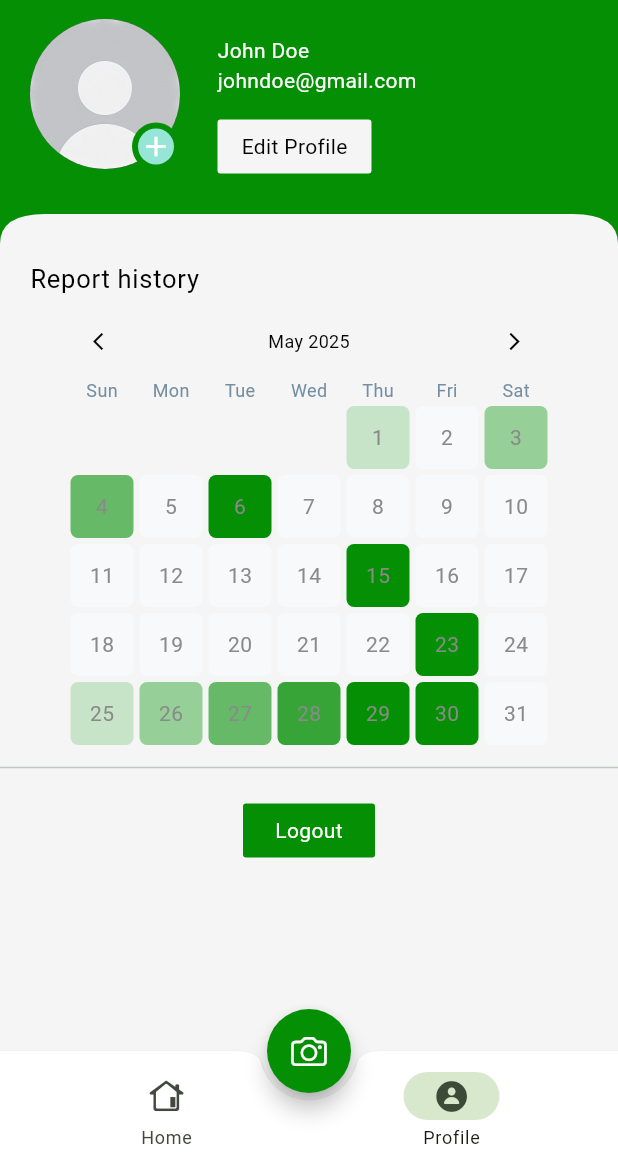
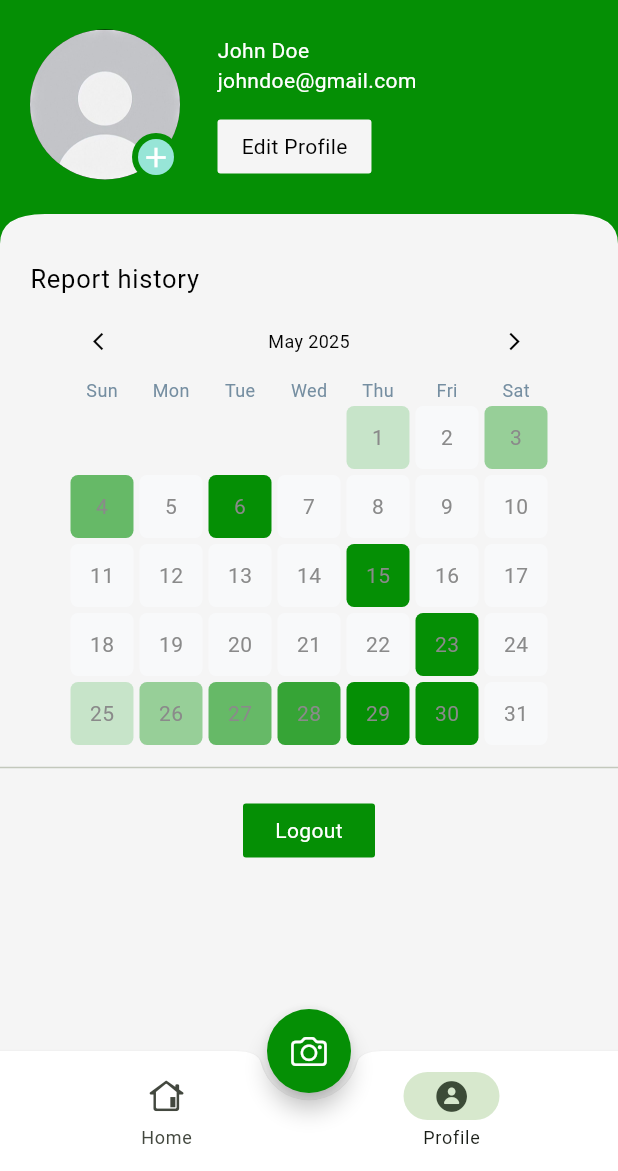
Before and after one commit to H-Munene/Wajibika_Mobile, a Flutter app: the HomePage screen opened directly, item 2 of the bottom bar chosen, on a phone screen of 412 x 824 dp, the part 65-1236 px from its top. Run offline on Flutter 3.47's test engine with Material 3 defaults, Android fonts, the phone set to English and light mode, and no system bars; our stand-ins replace bloc, cherry_toast, fluentui_system_icons, flutter_bloc, flutter_heatmap_calendar, font_awesome_flutter and 6 more; accounts and stored records are empty; project files that could hold a hidden picture were left out.

Commit message:
update: user avatar styling

```diff
--- a/lib/presentation/pages/auth/report.dart
+++ b/lib/presentation/pages/auth/report.dart
@@ -50,8 +50,7 @@ class _ReportPageState extends State<ReportPage> {
                         ),
                       );
                     } else {
-                      final currentState =
-                          state as MediaReportPictureSelected;
+                      final currentState = state as MediaReportPictureSelected;
                       final selectedImage = currentState.image.path;
                       return GestureDetector(
                         onTap:
--- a/lib/presentation/pages/auth/screens/home_feed.dart
+++ b/lib/presentation/pages/auth/screens/home_feed.dart
@@ -1,7 +1,5 @@
-import 'dart:io';
-
-import 'package:bloc_clean_arch/core/core.dart';
-import 'package:bloc_clean_arch/presentation/bloc/report_media/media_bloc.dart';
+import 'package:bloc_clean_arch/presentation/bloc/profile_media/profile_media_bloc.dart';
+import 'package:bloc_clean_arch/presentation/widgets/widgets.dart';
 import 'package:flutter/material.dart';
 import 'package:flutter_bloc/flutter_bloc.dart';
 
@@ -20,6 +18,18 @@ class _HomeFeedState extends State<HomeFeed> {
 
     return ListView(
       children: [
+        BlocBuilder<ProfileMediaBloc, ProfileMediaState>(
+          builder: (context, state) {
+            if (state is ProfileMediaProfileImageSelectedState) {
+              return CustomUserAvatar(
+                showAddIcon: false,
+                userProfilePicture: state.profilePicture.path,
+              );
+            } else {
+              return const CustomUserAvatar(showAddIcon: false);
+            }
+          },
+        ),
         // TODO: insert images for carousel
         ConstrainedBox(
           constraints: BoxConstraints(maxHeight: screenHeight / 4),
--- a/lib/presentation/pages/auth/screens/profile/profile.dart
+++ b/lib/presentation/pages/auth/screens/profile/profile.dart
@@ -78,24 +78,27 @@ class _ProfilePageState extends State<ProfilePage> {
                                 is ProfileMediaFailedProfileImageSelectionState) {
                               SnackbarDefinition.errorSnackBar(
                                 context: context,
-                                message: 'Failed to select profile image',
+                                message: 'Failed to select profile picture',
                               );
                             }
                           },
                           builder: (context, state) {
+                            // if the user has set a profile picture
                             final isThereimageSelected =
                                 state is ProfileMediaProfileImageSelectedState;
-                            return CustomUserAvatar(
+                            return Padding(
+                              padding: const EdgeInsets.only(top: 7),
+                              child: CustomUserAvatar(
                                 //display the user image when tapped
                                 onCameraIconTapped:
                                     () => _selectProfilePicture(
                                       isThereimageSelected,
                                     ),
-
                                 userProfilePicture:
                                     isThereimageSelected
                                         ? state.profilePicture.path
                                         : null,
+                              ),
                             );
                           },
                         ),
--- a/lib/presentation/widgets/custom_user_avatar.dart
+++ b/lib/presentation/widgets/custom_user_avatar.dart
@@ -5,35 +5,40 @@ import 'package:bloc_clean_arch/core/utils/app_assets.dart';
 import 'package:flutter/material.dart';
 
 class CustomUserAvatar extends StatelessWidget {
-  final void Function() onCameraIconTapped;
+  final void Function()? onCameraIconTapped;
   final String? userProfilePicture;
+  final bool showAddIcon;
 
   const CustomUserAvatar({
     super.key,
-    required this.onCameraIconTapped,
+    this.onCameraIconTapped,
     this.userProfilePicture,
+    this.showAddIcon = true,
   });
 
   @override
   Widget build(BuildContext context) {
-    return Column(
-      children: [
-        SizedBox(
-          height: 105,
-          width: 105,
-          child: Stack(
-            children: [
-              CircleAvatar(
+    final baseUserAvatar = CircleAvatar(
       radius: 50,
       backgroundImage:
           userProfilePicture != null
               ? Image.file(File(userProfilePicture!)).image
               : Image.asset(AppImages.blankProfilePicture).image,
       backgroundColor: AppColors.noProfilePictureBackgroundColor,
-              ),
+    );
+    return Column(
+      children: [
+        SizedBox(
+          height: showAddIcon ? 105 : 70,
+          width: showAddIcon ? 105 : 70,
+          child:
+              showAddIcon
+                  ? Stack(
+                    children: [
+                      baseUserAvatar,
                       Positioned(
-                bottom: 4,
-                right: 5,
+                        bottom: showAddIcon ? 4 : -4,
+                        right: showAddIcon ? 5 : -4,
                         child: GestureDetector(
                           onTap: onCameraIconTapped,
                           child: const CircleAvatar(
@@ -48,7 +53,8 @@ class CustomUserAvatar extends StatelessWidget {
                         ),
                       ),
                     ],
-          ),
+                  )
+                  : baseUserAvatar,
         ),
       ],
     );
```
Lines whose indentation alone changed are shown as unchanged.
